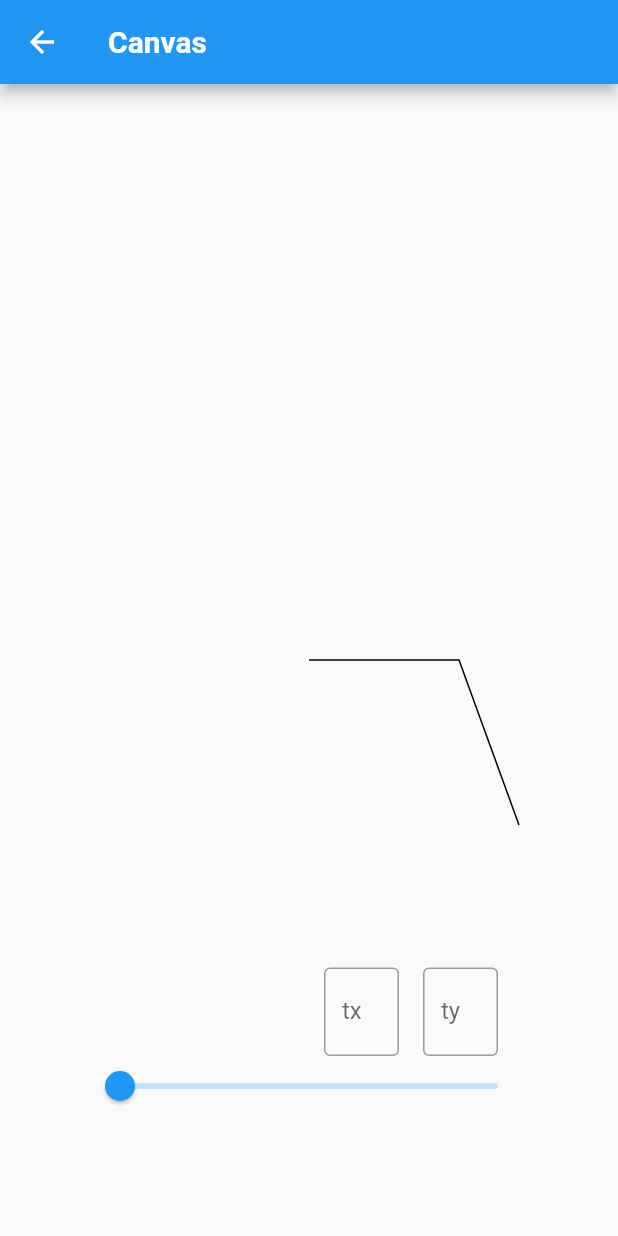
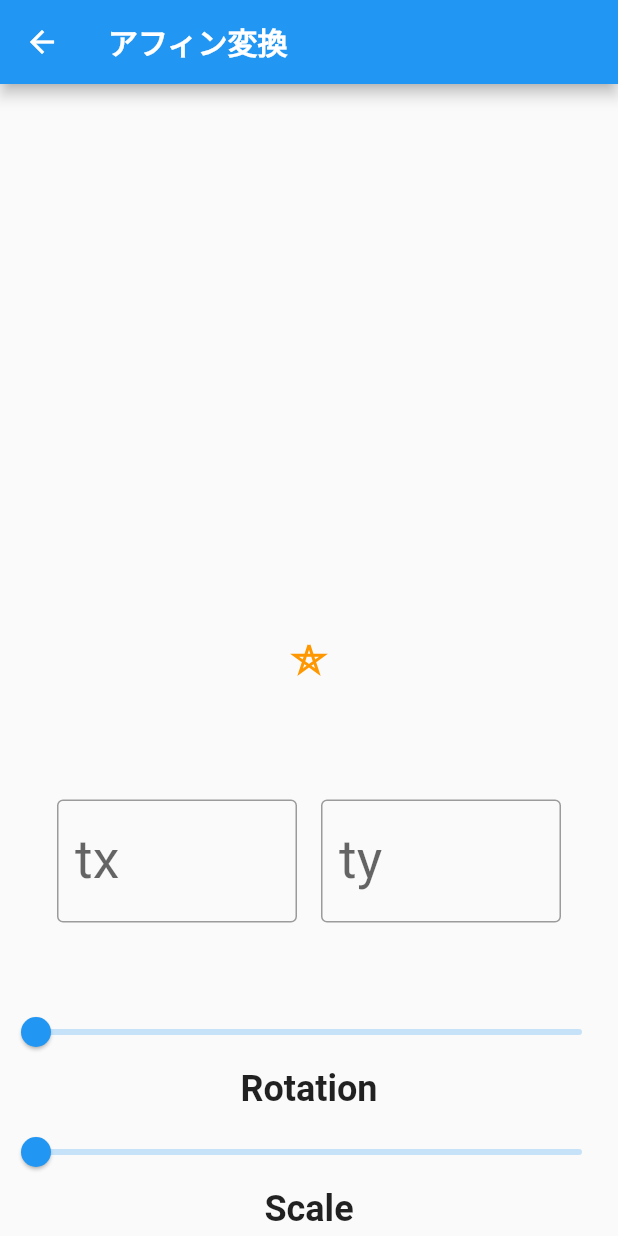
Before and after one commit to kenta-wakasa/flutter_playground, a Flutter app: the CanvasPage screen opened directly, on a phone screen of 412 x 824 dp. Run offline on Flutter 3.47's test engine with Material 2 defaults, Android fonts, the phone set to English and light mode, and no system bars; our stand-ins replace file_picker, flutter_riverpod, freezed_annotation; missing offline and left inert: flutter_inappwebview; generated files the repository leaves out were written again.

Commit message:
feat: アフィン変換サンプル完成

````diff
--- a/lib/ui/canvas/canvas_controller.dart
+++ b/lib/ui/canvas/canvas_controller.dart
@@ -5,24 +5,29 @@ import 'package:flutter/material.dart';
 class CanvasController extends ChangeNotifier {
   CanvasController() {
     _radians = 0;
+    _scale = 1;
     _tx = 0;
     _ty = 0;
-    _sourceOffsetList = const [
-      Offset(0, 0),
-      Offset(100, 0),
-      Offset(140, 110),
-    ];
+    _initOffset = const Offset(0, -10); // 星型の最初の頂点を決める。
+    _sourceOffsetList.add(_initOffset);
+    // 星型は同一円の円周上を 4π/5 ずつ回転させた点を結ぶことで描ける。
+    for (var radians = 0.0; radians <= 4 * pi; radians += 4 * pi / 5) {
+      _sourceOffsetList.add(_affinTranslate(_initOffset, radians: radians));
+    }
     _destinationOffsetList = _sourceOffsetList;
-  }
-  @override
-  void dispose() {
-    super.dispose();
   }
 
   double _radians;
   double get radians => _radians;
   set radians(double radians) {
     _radians = radians;
+    _update();
+  }
+
+  double _scale;
+  double get scale => _scale;
+  set scale(double scale) {
+    _scale = scale;
     _update();
   }
 
@@ -40,24 +45,33 @@ class CanvasController extends ChangeNotifier {
     _update();
   }
 
-  List<Offset> _sourceOffsetList;
+  Offset _initOffset;
+  final _sourceOffsetList = <Offset>[];
   List<Offset> _destinationOffsetList;
   List<Offset> get destinationOffsetList => _destinationOffsetList;
 
-  /// アフィン変換は次のようになっている
-  /// x' = x cosθ - y sinθ + tx
-  /// y' = x sinθ + y cosθ + ty
-  Offset _affinTranslate(Offset offset,
-      {double radians = 0, double tx = 0, double ty = 0}) {
-    final dx = offset.dx * cos(radians) - offset.dy * sin(radians) + tx;
-    final dy = offset.dx * sin(radians) + offset.dy * cos(radians) + ty;
+  /// 拡大・回転・平行移動のアフィン変換は次のようになっている
+  /// ```
+  /// dx =  scale　*　( x*cosθ - y*sinθ ) + tx
+  /// dy =  scale　*　( x*sinθ + y*cosθ ) + ty
+  /// ```
+  Offset _affinTranslate(
+    Offset pos, {
+    double radians = 0,
+    double scale = 1.0,
+    double tx = 0,
+    double ty = 0,
+  }) {
+    final dx = scale * (pos.dx * cos(radians) - pos.dy * sin(radians)) + tx;
+    final dy = scale * (pos.dx * sin(radians) + pos.dy * cos(radians)) + ty;
     return Offset(dx, dy);
   }
 
+  /// すべての offset に対してアフィン変換をかける
   void _update() {
     _destinationOffsetList = _sourceOffsetList
-        .map((_sourceOffsetList) => _affinTranslate(_sourceOffsetList,
-            radians: radians, tx: tx, ty: ty))
+        .map((s) =>
+            _affinTranslate(s, radians: radians, scale: scale, tx: tx, ty: ty))
         .toList();
     notifyListeners();
   }
--- a/lib/ui/canvas/canvas_page.dart
+++ b/lib/ui/canvas/canvas_page.dart
@@ -12,61 +12,74 @@ final canvasProvider = ChangeNotifierProvider.autoDispose<CanvasController>(
 
 class CanvasPage extends ConsumerWidget {
   const CanvasPage({Key key}) : super(key: key);
-  static const String title = 'Canvas';
+  static const String title = 'アフィン変換';
+  static const textStyle = TextStyle(fontSize: 24, fontWeight: FontWeight.bold);
   @override
   Widget build(BuildContext context, ScopedReader watch) {
     final _provider = watch(canvasProvider);
     return Scaffold(
         appBar: AppBar(
-        title: const Text(
-          title,
-          style: TextStyle(fontWeight: FontWeight.bold),
-        ),
-      ),
-      body: Stack(
-        children: [
+            title: const Text(title,
+                style: TextStyle(fontWeight: FontWeight.bold))),
+        body: SafeArea(
+            child: Stack(children: [
           Center(
             child: CustomPaint(
-              painter: Painter(offsetList: _provider.destinationOffsetList),
+                painter: Painter(offsetList: _provider.destinationOffsetList)),
           ),
-          ),
+          Column(
+              mainAxisAlignment: MainAxisAlignment.end,
+              crossAxisAlignment: CrossAxisAlignment.stretch,
+              children: [
+                SizedBox(
+                    height: 80,
+                    width: 300,
+                    child: Column(
+                        crossAxisAlignment: CrossAxisAlignment.center,
+                        children: [
+                          Slider(
+                              onChanged: (value) => _provider.radians = value,
+                              value: _provider.radians,
+                              min: 0,
+                              max: 2 * pi),
+                          const Text('Rotation', style: textStyle)
+                        ])),
+                SizedBox(
+                    height: 80,
+                    width: 300,
+                    child: Column(
+                        crossAxisAlignment: CrossAxisAlignment.center,
+                        children: [
+                          Slider(
+                              value: _provider.scale,
+                              onChanged: (value) => _provider.scale = value,
+                              min: 1,
+                              max: 20),
+                          const Text('Scale', style: textStyle)
+                        ]))
+              ]),
           Align(
               alignment: Alignment.bottomCenter,
-            child: SizedBox(
-              height: 200,
-              width: 300,
-              child: Slider(
-                value: _provider.radians,
-                onChanged: (radians) {
-                  _provider.radians = radians;
-                },
-                min: 0,
-                max: 4 * pi,
-              ),
-            ),
-          ),
-          Positioned(
-            right: 80,
-            bottom: 120,
-            child: Row(
-              children: [
+              child:
+                  Row(mainAxisAlignment: MainAxisAlignment.center, children: [
                 SizedBox(
-                  width: 50,
+                  width: 160,
                   child: TextField(
+                    style: const TextStyle(fontSize: 36),
                     decoration: const InputDecoration(
                         labelText: 'tx',
                         hintText: '0',
-                      border: OutlineInputBorder(),
-                    ),
+                        border: OutlineInputBorder()),
                     onChanged: (tx) {
                       _provider.tx = double.parse(tx);
                     },
                   ),
                 ),
-                const SizedBox(width: 16),
+                const SizedBox(width: 16, height: 500),
                 SizedBox(
-                  width: 50,
+                    width: 160,
                     child: TextField(
+                        style: const TextStyle(fontSize: 36),
                         decoration: const InputDecoration(
                           labelText: 'ty',
                           hintText: '0',
@@ -74,14 +87,8 @@ class CanvasPage extends ConsumerWidget {
                         ),
                         onChanged: (ty) {
                           _provider.ty = double.parse(ty);
-                    },
-                  ),
-                ),
-              ],
-            ),
-          ),
-        ],
-      ),
-    );
+                        }))
+              ]))
+        ])));
   }
 }
--- a/lib/ui/canvas/painter.dart
+++ b/lib/ui/canvas/painter.dart
@@ -6,8 +6,8 @@ class Painter extends CustomPainter {
   @override
   void paint(Canvas canvas, Size size) {
     final paint = Paint()
-      ..color = Colors.black
-      ..strokeWidth = 1.0
+      ..color = Colors.orange
+      ..strokeWidth = 2.0
       ..style = PaintingStyle.stroke;
     final path = Path()..addPolygon(offsetList, false);
     canvas.drawPath(path, paint);
````
Lines whose indentation alone changed are shown as unchanged.
